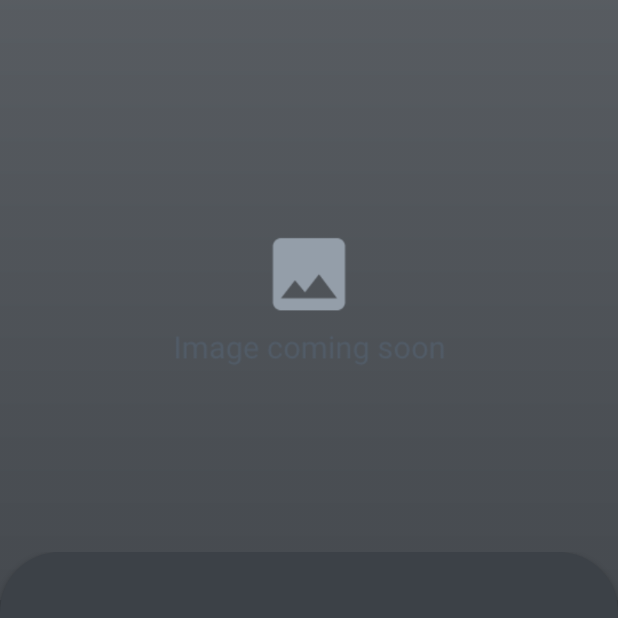
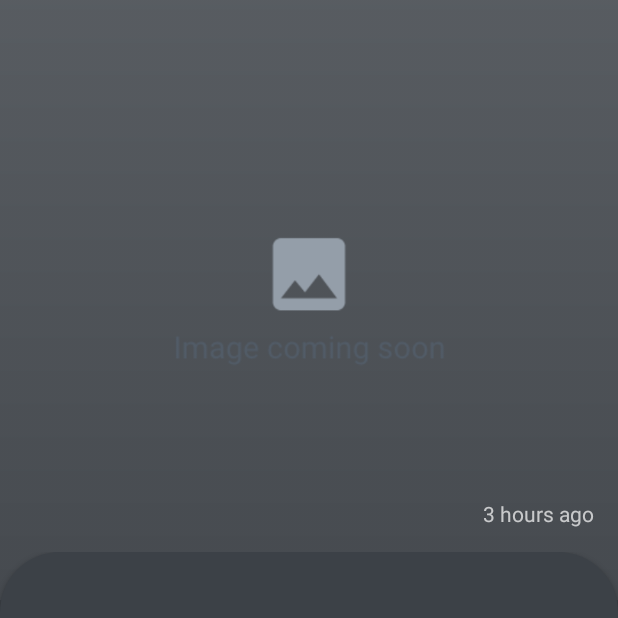
Before and after one commit to chauhan-abhi/modern-news-app, an Android app: the fragment NewsDetailFragment placed in its activity, on a phone screen of 412 x 824 dp, the top half of it. Run offline under Robolectric (Android 15) with nearby library versions, the phone set to English and light mode, and no system bars; our stand-ins replace Dagger/Hilt's generated code, Timber, data binding; libraries missing offline, so code that uses them is left out: androidx.hilt.lifecycle; 6 statements that could not run were skipped.

Commit message:
Bugfix #1 for bookmark and news detail open action

```diff
--- a/app/src/main/java/com/abhi/modernnewsapp/news/data/NewsUseCaseInteractor.kt
+++ b/app/src/main/java/com/abhi/modernnewsapp/news/data/NewsUseCaseInteractor.kt
@@ -11,5 +11,7 @@ interface NewsUseCaseInteractor {
 
     fun getNewsArticlesByCategory(category: String) : Flow<ViewState<List<NewsArticleModel>>>
 
+    suspend fun bookMarkArticle(articleModel: NewsArticleModel)
+
     suspend fun getTopHeadLinesForCategory(category: String): Response<NewsResponse>
 }
--- a/app/src/main/java/com/abhi/modernnewsapp/news/data/storage/NewsArticleDao.kt
+++ b/app/src/main/java/com/abhi/modernnewsapp/news/data/storage/NewsArticleDao.kt
@@ -9,12 +9,13 @@ interface NewsArticleDao {
     @Query("select * from news_article where category = :category order by publishedAt desc")
     fun getAllArticlesForCategory(category: String): Flow<List<NewsArticleModel>>
 
-    @Insert(onConflict = OnConflictStrategy.REPLACE)
+    @Insert(onConflict = OnConflictStrategy.IGNORE)
     fun insert(articles: List<NewsArticleModel>)
+
+    @Update(onConflict = OnConflictStrategy.REPLACE)
+    fun updateArticle(articleModel: NewsArticleModel)
 
     @Query("DELETE FROM news_article")
     fun clearAllArticles()
 
-
-
 }
--- a/app/src/main/java/com/abhi/modernnewsapp/news/data/storage/NewsArticleModel.kt
+++ b/app/src/main/java/com/abhi/modernnewsapp/news/data/storage/NewsArticleModel.kt
@@ -34,8 +34,10 @@ data class NewsArticleModel(
 
         // add field of category to retrieve news from where clause
         @ColumnInfo(name = NewsArticles.Column.category)
-        val category: String? = null
+        val category: String? = null,
 
+        @ColumnInfo(name = NewsArticles.Column.isBookmarked)
+        var isBookmarked: Boolean
 
 ) : Serializable {
 
@@ -52,6 +54,7 @@ data class NewsArticleModel(
             const val publishedAt = "publishedAt"
             const val content = "content"
             const val category = "category"
+            const val isBookmarked = "bookmarkStatus"
         }
     }
 }
--- a/app/src/main/java/com/abhi/modernnewsapp/news/data/storage/NewsDatabase.kt
+++ b/app/src/main/java/com/abhi/modernnewsapp/news/data/storage/NewsDatabase.kt
@@ -5,7 +5,7 @@ import androidx.room.RoomDatabase
 
 @Database(
     entities = [NewsArticleModel::class],
-    version = 2,
+    version = 3,
     exportSchema = true
 )
 abstract class NewsDatabase: RoomDatabase() {
--- a/app/src/main/java/com/abhi/modernnewsapp/news/mapper/NewsMapper.kt
+++ b/app/src/main/java/com/abhi/modernnewsapp/news/mapper/NewsMapper.kt
@@ -27,7 +27,8 @@ interface NewsMapper : Mapper<NewsArticleModel, ArticleModel> {
                 urlToImage = urlToImage,
                 publishedAt = publishedAt,
                 content = content,
-                category = category
+                category = category,
+                isBookmarked = false
         )
     }
 }
--- a/app/src/main/java/com/abhi/modernnewsapp/news/ui/NewsDetailFragment.kt
+++ b/app/src/main/java/com/abhi/modernnewsapp/news/ui/NewsDetailFragment.kt
@@ -47,6 +47,7 @@ class NewsDetailFragment: Fragment() {
         var requestOptions = RequestOptions()
         requestOptions = requestOptions.transform(CenterCrop())
         newsArticleModel.run {
+            published_time_text_view.text = publishedAt
             news_image_view.loadImageUrl(urlToImage, requestOptions)
             news_title_tv.text = title
             news_description_tv.text = description
--- a/app/src/main/java/com/abhi/modernnewsapp/news/viewmodel/NewsViewModel.kt
+++ b/app/src/main/java/com/abhi/modernnewsapp/news/viewmodel/NewsViewModel.kt
@@ -1,18 +1,22 @@
 package com.abhi.modernnewsapp.news.viewmodel
 
 import androidx.hilt.lifecycle.ViewModelInject
-import androidx.lifecycle.LiveData
-import androidx.lifecycle.MutableLiveData
-import androidx.lifecycle.ViewModel
-import androidx.lifecycle.asLiveData
+import androidx.lifecycle.*
 import com.abhi.modernnewsapp.core.uistate.ViewState
 import com.abhi.modernnewsapp.news.data.NewsUseCaseInteractor
 import com.abhi.modernnewsapp.news.data.storage.NewsArticleModel
+import kotlinx.coroutines.CoroutineExceptionHandler
+import kotlinx.coroutines.launch
+import timber.log.Timber
 
 
 class NewsViewModel @ViewModelInject constructor(
     private val newsUseCaseInteractor: NewsUseCaseInteractor
 ): ViewModel() {
+
+    val exceptionHandler = CoroutineExceptionHandler { _, throwable ->
+        Timber.e(throwable)
+    }
 
     var newsListLiveData: LiveData<ViewState<List<NewsArticleModel>>> = MutableLiveData()
 
@@ -23,5 +27,11 @@ class NewsViewModel @ViewModelInject constructor(
 
     fun getNewsLiveData() = newsListLiveData
 
+    fun bookMarkArticle(articleModel: NewsArticleModel) {
+        viewModelScope.launch(exceptionHandler) {
+            newsUseCaseInteractor.bookMarkArticle(articleModel)
+        }
+    }
+
 
 }
--- /dev/null
+++ b/app/src/main/res/drawable/ic_baseline_bookmark_24.xml
@@ -0,0 +1,5 @@
+<vector android:height="24dp" android:tint="#B7BECC"
+    android:viewportHeight="24" android:viewportWidth="24"
+    android:width="24dp" xmlns:android="http://schemas.android.com/apk/res/android">
+    <path android:fillColor="@android:color/white" android:pathData="M17,3H7c-1.1,0 -1.99,0.9 -1.99,2L5,21l7,-3 7,3V5c0,-1.1 -0.9,-2 -2,-2z"/>
+</vector>
--- a/app/src/main/res/layout/fragment_news_detail.xml
+++ b/app/src/main/res/layout/fragment_news_detail.xml
@@ -41,6 +41,15 @@
                     android:scaleType="centerCrop"
                     android:src="@drawable/image_placeholder"
                     app:layout_collapseMode="pin" />
+
+                <TextView
+                    android:id="@+id/published_time_text_view"
+                    android:layout_width="wrap_content"
+                    android:layout_height="wrap_content"
+                    android:text="3 hours ago"
+                    android:layout_gravity="bottom|end"
+                    android:layout_marginEnd="16dp"
+                    android:layout_marginBottom="48dp"/>
 
             </com.google.android.material.appbar.CollapsingToolbarLayout>
 
```
Also changed, not shown: app/src/main/java/com/abhi/modernnewsapp/news/constants/NewsConstants.kt (added, +7 -0 lines), app/src/main/java/com/abhi/modernnewsapp/news/data/NewsRepository.kt (+7 -0 lines), app/src/main/java/com/abhi/modernnewsapp/news/ui/NewsListFragment.kt (+18 -2 lines), app/src/main/java/com/abhi/modernnewsapp/news/ui/adapter/NewsListingAdapter.kt (+37 -4 lines), app/src/main/res/layout/full_width_news_item_view.xml (+5 -5 lines), app/src/main/res/layout/half_width_news_item_layout.xml (+4 -4 lines), 1 other file.
